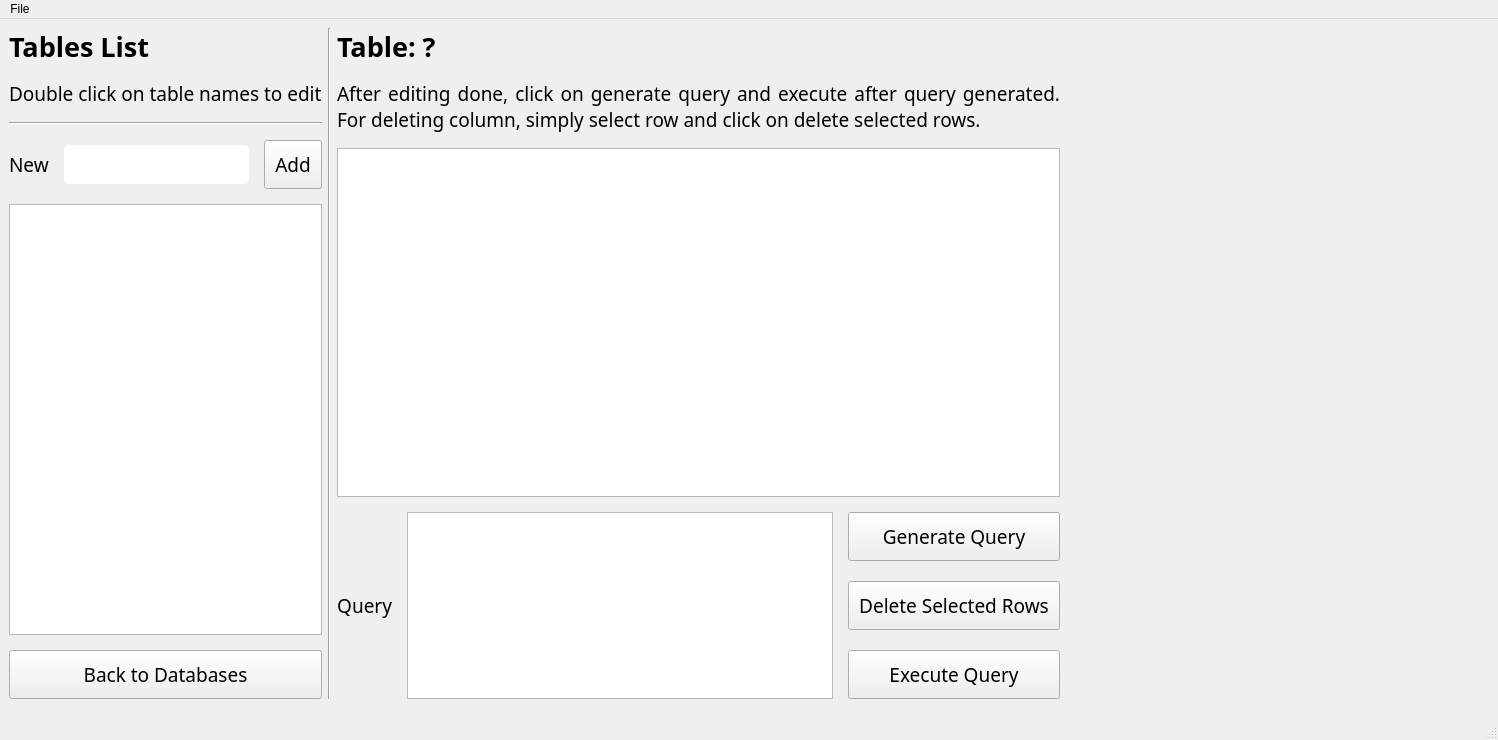
The window that mainwindow.ui (HamedReza97/dbManager) describes before a commit, drawn with Qt 5.
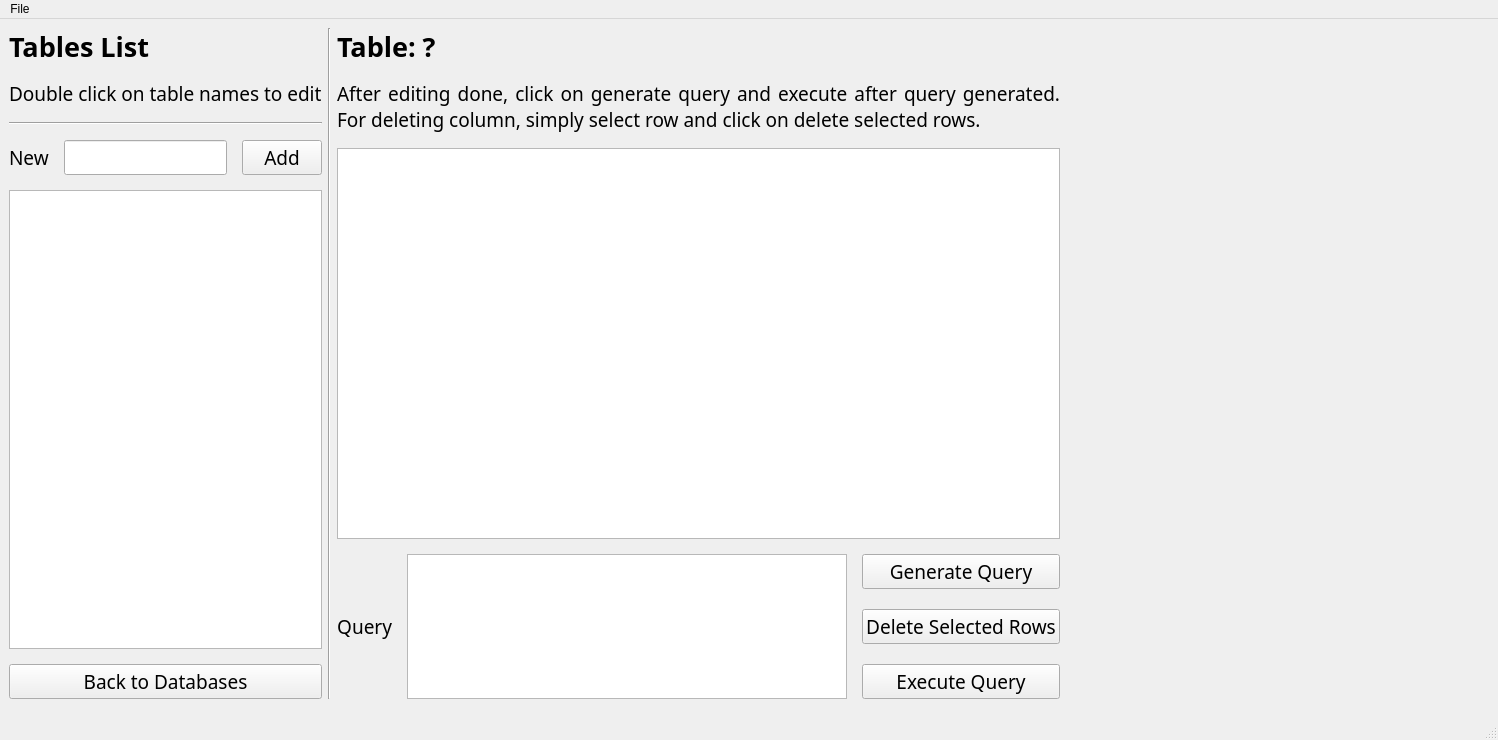
The same window after the commit. The open tabs and pages were chosen to show the change.

Patch:
```diff
--- a/mainwindow.ui
+++ b/mainwindow.ui
@@ -23,17 +23,329 @@
    </size>
   </property>
   <property name="windowTitle">
-   <string>MainWindow</string>
+   <string>DbManager</string>
+  </property>
+  <property name="styleSheet">
+   <string notr="true">QWidget{
+background: solid qlineargradient(spread:pad, x1:0, y1:1, x2:0, y2:0, stop:0 rgba(10, 10, 10, 255), stop:1 rgba(20, 20, 25, 255));
+border: none;
+border-radius: 15px;
+}
+
+QScrollArea{
+border: 1px solid transparent;
+border-radius: 20px;
+}
+QPushButton {
+background-color: rgba(255,255,255,10);
+color: #ffffff;
+border: 1px solid transparent;
+border-radius: 12px;
+padding: 10px 20px 10px 20px;
+}
+QPushButton:hover {
+background-color: rgba(255,255,255,20);
+}
+QPushButton:pressed {
+background-color: rgba(255,255,255,10);
+}
+QPushButton:disabled {
+background-color: #222222;
+color: #666666;
+}
+QPushButton:focus {
+outline: none;
+border: 1px solid #0066FF;
+}
+QListView {
+background-color: rgba(255,255,255,10);
+border: 1px solid transparent;
+border-radius: 15px;
+padding: 5px;
+}
+QListView::item {
+border: none;
+padding: 5px;
+margin: 5px;
+color: #ffffff;
+}
+QListView::item:selected {
+background-color: #0066FF;
+border: 1px solid transparent;
+border-radius: 5px;
+color: #ffffff;
+}
+QListView::item:selected:focus {
+border: 1px solid #0066FF;
+}
+QListView::item:hover {
+background-color: rgba(0,102,255,20);
+border: 1px solid transparent;
+border-radius: 5px;
+color: #0066FF;
+}
+QListView::item:disabled {
+color: #666666;
+background-color: #222222;
+}
+QLineEdit {
+background-color: rgba(255,255,255,10);
+border: 1px solid transparent;
+border-radius: 10px;
+padding: 8px;
+min-height: 20px;
+color: #ffffff;
+}
+QLineEdit:focus {
+border: 1px solid #0066FF;
+}
+QLineEdit::placeholder {
+color: #666666;
+}
+QLineEdit:disabled {
+background-color: #222222;
+color: #666666;
+border: 1px solid transparent;
+}
+QProgressBar {
+border: 1px solid transparent;
+height: 12px;
+border-radius: 6px;
+background-color: rgba(255,255,255,10);
+text-align: center;
+}
+QProgressBar::chunk {
+background-color: #00DC72;
+border: 1px solid transparent;
+border-radius: 6px;
+}
+QProgressBar::indicator {
+border: 1px solid transparent;
+border-radius: 5px;
+}
+QProgressBar:disabled {
+border: 1px solid transparent;
+background-color: #222222;
+}
+QProgressBar:focus {
+border: 1px solid transparent;
+}
+QCheckBox {
+background-color: transparent;
+color: #ffffff;
+border: 1px solid transparent;
+border-radius: 5px;
+}
+QCheckBox::indicator {
+width: 18px;
+height: 18px;
+margin-left: 5px;
+}
+QRadioButton {
+color: #ffffff;
+border: none;
+}
+QRadioButton::indicator {
+width: 15px;
+height: 15px;
+margin-left: 5px;
+}
+QTabWidget &gt; QWidget{
+background-color: none;
+}
+QTabWidget::pane {
+border: 1px solid transparent;
+border-radius: 20px;
+background-color: rgba(255,255,255,10);
+}
+QTabBar::tab {
+color: white;
+border: 1px solid transparent;
+border-bottom-color: rgba(255,255,255,10);
+border-top-left-radius: 15px;
+min-width: 80px;
+border-top-right-radius: 15px;
+padding: 6px;
+margin-right: 2px;
+}
+QTabBar::tab:selected {
+background-color: rgba(255,255,255,10);
+border-bottom: 2px solid #00DC72;
+color: white;
+}
+QTabBar::tab:!selected {
+background-color: rgba(255,255,255,20);
+color: #dddddd;
+}
+QTabBar::tab:hover {
+background-color: rgba(255,255,255,30);
+}
+QTabBar::tab:pressed {
+background-color: rgba(255,255,255,10);
+}
+QTabBar::tab:disabled {
+background-color: rgba(255,255,255,30);
+color: #666666;
+}
+QComboBox {
+background-color: rgba(255,255,255,10);
+border: 1px solid transparent;
+border-radius: 10px;
+padding: 8px;
+color: #ffffff;
+}
+QComboBox:hover {
+background-color: rgba(255,255,255,20);
+}
+QComboBox:disabled {
+background-color: rgba(255,255,255,30);
+color: #666666;
+}
+QComboBox:pressed {
+background-color: rgba(255,255,255,10);
+}
+QComboBox QAbstractItemView {
+background: solid transparent;
+border: 1px solid transparent;
+border-radius: 5px;
+}
+QComboBox::item {
+padding:5px 0px 5px 0px;
+max-height: 18px;
+}
+QComboBox::item:selected {
+background: solid #0066FF;
+border: 1px solid transparent;
+border-radius: 5px;
+}
+QGroupBox {
+background-color: rgba(255,255,255,10);
+border: 1px solid transparent;
+border-radius: 15px;
+padding: 10px;
+margin: 20px;
+}
+QGroupBox::title {
+margin-top: -20px;
+subcontrol-position: top;
+padding: 3px 15px 5px 15px;
+color: #ffffff;
+background-color: #222222;
+border: 1px solid transparent;
+border-radius: 10px;
+}
+
+QTableWidget {
+background-color: rgba(255,255,255,10);
+gridline-color: rgba(255,255,255,30);
+border: none;
+border-radius: 15px;
+}
+
+QTableWidget QHeaderView{
+background-color:  transparent;
+}
+
+QHeaderView::section::horizontal {
+background-color:  transparent;
+color: #ffffff;
+padding: 4px;
+}
+QHeaderView::section::vertical {
+background-color:  transparent;
+color: #ffffff;
+padding: 4px;
+}
+
+QTableCornerButton::section {
+background-color: transparent;
+}
+
+QTableWidget::item {
+background-color: rgba(255,255,255,10);
+min-height: 20px;
+border: none;
+}
+
+QTableWidget::item:alternate {
+background-color: rgba(255,255,255,30);
+}
+
+QTableWidget::item:selected {
+border-bottom: 2px solid #00DC72;
+color: white;
+}
+
+QTableWidget::item:hover {
+background-color: rgba(255,255,255,20);
+color: white;
+}
+
+QTableWidget::item QLineEdit{
+background-color: rgba(10,10,10,200);
+padding: 3px;
+border-radius: 0px;
+}
+
+QScrollBar:vertical {
+background-color: transparent;
+width: 10px;
+}
+
+QScrollBar::handle:vertical {
+background-color: rgba(255,255,255,30);
+border: 1px solid transparent;
+border-radius: 5px;
+min-height: 20px;
+}
+
+QScrollBar::add-line:vertical, QScrollBar::sub-line:vertical {
+background-color: transparent;
+}
+
+QScrollBar:horizontal {
+background-color: transparent;
+width: 10px;
+}
+
+QScrollBar::handle:horizontal {
+background-color: rgba(255,255,255,30);
+border: 1px solid transparent;
+border-radius: 5px;
+min-height: 20px;
+}
+
+QScrollBar::add-line:horizontal, QScrollBar::sub-line:horizontal {
+background-color: transparent;
+}
+
+QLabel{
+background-color: transparent;
+}
+
+QTextEdit {
+background-color: rgba(255,255,255,10);
+border: 1px solid transparent;
+border-radius: 10px;
+padding: 8px;
+min-height: 20px;
+color: #ffffff;
+}
+QTextEdit:focus {
+border: 1px solid #0066FF;
+}
+QTextEdit::placeholder {
+color: #666666;
+}
+QTextEdit:disabled {
+background-color: #222222;
+color: #666666;
+border: 1px solid transparent;
+}</string>
   </property>
   <widget class="QWidget" name="centralwidget">
    <property name="styleSheet">
-    <string notr="true">QLineEdit{
-padding: 5px 5px 5px 5px;
-border-radius: 5px;
-}
-QPushButton{
-padding: 10px 10px 10px 10px;
-}</string>
+    <string notr="true"/>
    </property>
    <layout class="QVBoxLayout" name="verticalLayout_19">
     <item>
@@ -782,6 +1094,9 @@
                <pointsize>14</pointsize>
               </font>
              </property>
+             <property name="styleSheet">
+              <string notr="true"/>
+             </property>
             </widget>
            </item>
            <item>
@@ -858,8 +1173,8 @@
                <pointsize>14</pointsize>
               </font>
              </property>
-             <property name="styleSheet">
-              <string notr="true"/>
+             <property name="frameShape">
+              <enum>QFrame::Shape::StyledPanel</enum>
              </property>
              <property name="dragDropOverwriteMode">
               <bool>false</bool>
@@ -870,6 +1185,9 @@
              <property name="textElideMode">
               <enum>Qt::TextElideMode::ElideMiddle</enum>
              </property>
+             <property name="cornerButtonEnabled">
+              <bool>true</bool>
+             </property>
             </widget>
            </item>
            <item>
```
Left out of the diff: 28 changed lines with no effect on the pictures.
